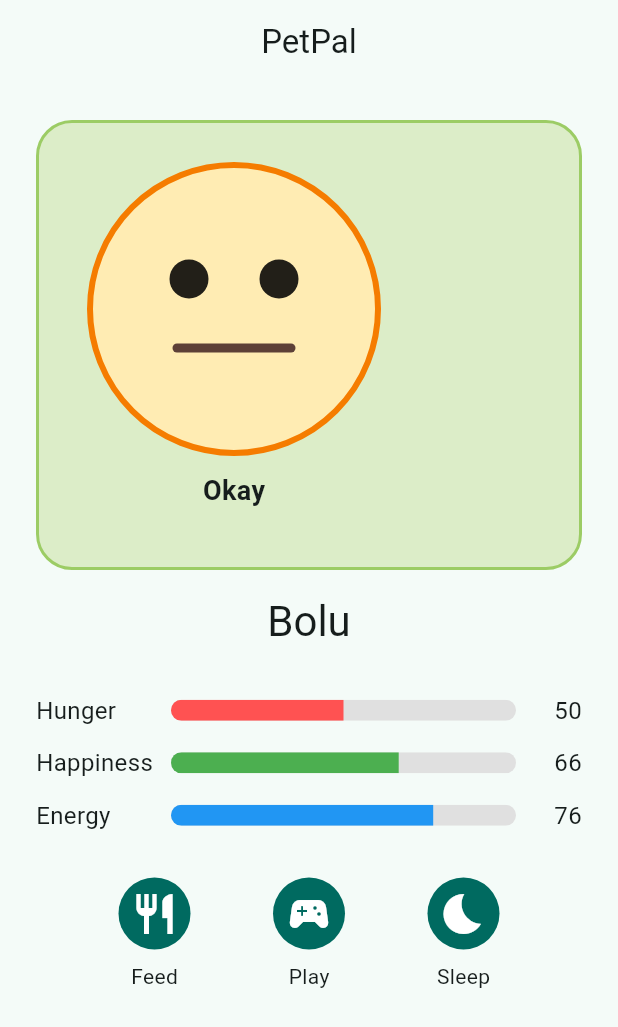
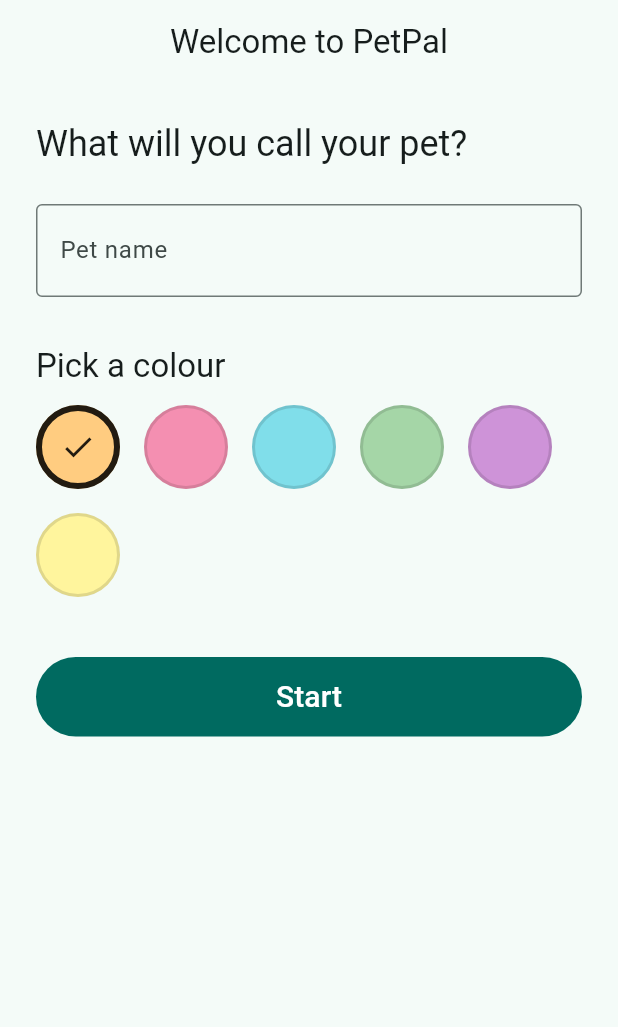
Before and after one commit to Azag3077/PetPal, a Flutter app: the screen it shows after launch, on a phone screen of 412 x 824 dp. Shown: the top 1027 px of the screen. Run offline on Flutter 3.47's test engine with Material 3 defaults, Android fonts, the phone set to English and light mode, and no system bars.

Commit message:
Lesson 09: Name Your Pet

```diff
--- a/lib/main.dart
+++ b/lib/main.dart
@@ -1,6 +1,7 @@
 import 'package:flutter/material.dart';
 
 import 'screens/home_screen.dart';
+import 'screens/name_screen.dart';
 
 /// This is the very first line of code that runs when the app starts.
 /// It tells Flutter: "please put PetPalApp on the screen".
@@ -21,7 +22,43 @@ class PetPalApp extends StatelessWidget {
         colorSchemeSeed: Colors.teal,
         useMaterial3: true,
       ),
-      home: const HomeScreen(),
+      home: const PetPalRoot(),
     );
   }
 }
+
+/// Decides which screen to show.
+///
+/// Before the player has named a pet we show the NameScreen. Once they have,
+/// we keep their answers here and show the HomeScreen instead.
+///
+/// This is the simplest possible way to swap screens: one `if`. In the next
+/// lesson we will do it properly with Flutter's Navigator.
+class PetPalRoot extends StatefulWidget {
+  const PetPalRoot({super.key});
+
+  @override
+  State<PetPalRoot> createState() => _PetPalRootState();
+}
+
+class _PetPalRootState extends State<PetPalRoot> {
+  /// Null until the player has named their pet.
+  String? _petName;
+  Color? _petColor;
+
+  @override
+  Widget build(BuildContext context) {
+    if (_petName == null || _petColor == null) {
+      return NameScreen(
+        onReady: (name, color) {
+          setState(() {
+            _petName = name;
+            _petColor = color;
+          });
+        },
+      );
+    }
+
+    return HomeScreen(petName: _petName!, petColor: _petColor!);
+  }
+}
--- a/lib/screens/home_screen.dart
+++ b/lib/screens/home_screen.dart
@@ -8,8 +8,21 @@ import '../widgets/stat_bar.dart';
 
 /// The main screen of the app.
 /// It owns one Pet object and draws whatever that pet's numbers say.
+///
+/// The name and colour are not decided here any more — they arrive from the
+/// NameScreen, through the constructor.
 class HomeScreen extends StatefulWidget {
-  const HomeScreen({super.key});
+  const HomeScreen({
+    super.key,
+    required this.petName,
+    required this.petColor,
+  });
+
+  /// The name the player typed in.
+  final String petName;
+
+  /// The colour the player picked.
+  final Color petColor;
 
   @override
   State<HomeScreen> createState() => _HomeScreenState();
@@ -18,7 +31,10 @@ class HomeScreen extends StatefulWidget {
 /// As well as showing the pet, this screen now keeps a clock running so time
 /// passes even when the player does nothing.
 class _HomeScreenState extends State<HomeScreen> {
-  final Pet pet = Pet(name: 'Bolu');
+  /// `late` means "I promise to fill this in before anyone reads it".
+  /// We cannot build the pet on this line because we need `widget.petName`,
+  /// and `widget` is only ready once `initState` runs.
+  late final Pet pet;
 
   /// Our repeating clock. It may be null before the screen is ready,
   /// which is why the type has a `?` on the end.
@@ -36,6 +52,7 @@ class _HomeScreenState extends State<HomeScreen> {
   @override
   void initState() {
     super.initState();
+    pet = Pet(name: widget.petName);
     _clock = Timer.periodic(const Duration(seconds: 3), (timer) {
       setState(() => pet.tick());
       _warnIfStarving();
@@ -84,6 +101,7 @@ class _HomeScreenState extends State<HomeScreen> {
             // The pet now lives on a patch of grass it can be dragged around.
             PlayArea(
               mood: pet.mood,
+              baseColor: widget.petColor,
               shakeCount: _shakeCount,
               onPetTapped: () => setState(() => pet.giggle()),
             ),
--- /dev/null
+++ b/lib/screens/name_screen.dart
@@ -0,0 +1,182 @@
+import 'package:flutter/material.dart';
+
+/// The colours a player is allowed to choose for their pet.
+/// A top-level `const` list like this is a tidy place to keep choices.
+const List<Color> petColors = [
+  Color(0xFFFFCC80), // orange
+  Color(0xFFF48FB1), // pink
+  Color(0xFF80DEEA), // cyan
+  Color(0xFFA5D6A7), // green
+  Color(0xFFCE93D8), // purple
+  Color(0xFFFFF59D), // yellow
+];
+
+/// The first screen the player sees: "what will you call your pet?"
+///
+/// It collects a name and a colour, checks they make sense, and then hands
+/// them over to whoever asked for them.
+class NameScreen extends StatefulWidget {
+  const NameScreen({super.key, required this.onReady});
+
+  /// Called once the player has typed a good name and pressed Start.
+  /// The screen does not know what happens next — it just reports the answer.
+  final void Function(String name, Color color) onReady;
+
+  @override
+  State<NameScreen> createState() => _NameScreenState();
+}
+
+/// Holds the text being typed and the colour that is currently chosen.
+class _NameScreenState extends State<NameScreen> {
+  /// A key is like a name tag we pin on the Form so we can find it later and
+  /// ask it "are all your fields filled in correctly?"
+  final _formKey = GlobalKey<FormState>();
+
+  /// A controller is the box the typed letters live in. We can read it any
+  /// time with `_nameController.text`.
+  final _nameController = TextEditingController();
+
+  /// Which colour is chosen right now. We start on the first one.
+  Color _chosenColor = petColors.first;
+
+  /// Controllers must be disposed, just like timers and animation
+  /// controllers. Same rule, third time we have met it.
+  @override
+  void dispose() {
+    _nameController.dispose();
+    super.dispose();
+  }
+
+  /// Checks one name and returns an error message, or null if it is fine.
+  /// Returning `null` is how a validator says "this is good".
+  String? _checkName(String? value) {
+    final name = (value ?? '').trim();
+
+    if (name.isEmpty) {
+      return 'Your pet needs a name!';
+    }
+    if (name.length > 12) {
+      return 'That is too long — 12 letters at most.';
+    }
+    return null;
+  }
+
+  /// Runs when Start is pressed.
+  void _submit() {
+    // `validate()` runs every validator in the Form. It returns true only if
+    // they all said null.
+    if (_formKey.currentState!.validate()) {
+      widget.onReady(_nameController.text.trim(), _chosenColor);
+    }
+  }
+
+  @override
+  Widget build(BuildContext context) {
+    return Scaffold(
+      appBar: AppBar(
+        title: const Text('Welcome to PetPal'),
+        centerTitle: true,
+      ),
+      body: SingleChildScrollView(
+        padding: const EdgeInsets.all(24),
+        child: Form(
+          key: _formKey,
+          child: Column(
+            crossAxisAlignment: CrossAxisAlignment.start,
+            children: [
+              Text(
+                'What will you call your pet?',
+                style: Theme.of(context).textTheme.headlineSmall,
+              ),
+              const SizedBox(height: 24),
+              TextFormField(
+                controller: _nameController,
+                // The on-screen keyboard shows a "done" key instead of enter.
+                textInputAction: TextInputAction.done,
+                onFieldSubmitted: (_) => _submit(),
+                validator: _checkName,
+                style: const TextStyle(fontSize: 20),
+                decoration: const InputDecoration(
+                  labelText: 'Pet name',
+                  hintText: 'Bolu',
+                  border: OutlineInputBorder(),
+                ),
+              ),
+              const SizedBox(height: 32),
+              Text(
+                'Pick a colour',
+                style: Theme.of(context).textTheme.titleLarge,
+              ),
+              const SizedBox(height: 12),
+              // One tappable circle per colour. `Wrap` moves them onto a new
+              // line if the phone is narrow.
+              Wrap(
+                spacing: 16,
+                runSpacing: 16,
+                children: [
+                  for (final color in petColors)
+                    _ColorChoice(
+                      // A key is a label Flutter (and our tests) can use to
+                      // tell one circle from another.
+                      key: ValueKey(color),
+                      color: color,
+                      chosen: color == _chosenColor,
+                      onTap: () => setState(() => _chosenColor = color),
+                    ),
+                ],
+              ),
+              const SizedBox(height: 40),
+              SizedBox(
+                width: double.infinity,
+                child: FilledButton(
+                  onPressed: _submit,
+                  child: const Padding(
+                    padding: EdgeInsets.all(12),
+                    child: Text('Start', style: TextStyle(fontSize: 20)),
+                  ),
+                ),
+              ),
+            ],
+          ),
+        ),
+      ),
+    );
+  }
+}
+
+/// One coloured circle the player can tap. It grows a dark ring and a tick
+/// when it is the chosen one.
+class _ColorChoice extends StatelessWidget {
+  const _ColorChoice({
+    super.key,
+    required this.color,
+    required this.chosen,
+    required this.onTap,
+  });
+
+  final Color color;
+  final bool chosen;
+  final VoidCallback onTap;
+
+  @override
+  Widget build(BuildContext context) {
+    return GestureDetector(
+      onTap: onTap,
+      child: Container(
+        width: 56,
+        height: 56,
+        decoration: BoxDecoration(
+          color: color,
+          shape: BoxShape.circle,
+          border: Border.all(
+            color: chosen ? Colors.black87 : Colors.black12,
+            width: chosen ? 4 : 2,
+          ),
+        ),
+        child: chosen
+            ? const Icon(Icons.check, color: Colors.black87)
+            : null,
+      ),
+    );
+  }
+}
--- a/lib/widgets/pet_painter.dart
+++ b/lib/widgets/pet_painter.dart
@@ -29,8 +29,10 @@ class PetPainter extends CustomPainter {
       ..color = bodyColor
       ..style = PaintingStyle.fill;
 
+    // The outline is just the body colour mixed 40% of the way to black, so
+    // it always matches whatever colour the player chose.
     final outline = Paint()
-      ..color = Colors.orange.shade700
+      ..color = Color.lerp(bodyColor, Colors.black, 0.4)!
       ..style = PaintingStyle.stroke
       ..strokeWidth = 4;
 
--- a/lib/widgets/pet_view.dart
+++ b/lib/widgets/pet_view.dart
@@ -11,10 +11,19 @@ import 'pet_painter.dart';
 /// [PetPainter]. This widget's job is to pick the colour, run the
 /// animations, and hand the painter a canvas to draw on.
 class PetView extends StatefulWidget {
-  const PetView({super.key, required this.mood, this.shakeCount = 0});
+  const PetView({
+    super.key,
+    required this.mood,
+    this.baseColor = const Color(0xFFFFCC80),
+    this.shakeCount = 0,
+  });
 
   /// How the pet is feeling right now.
   final Mood mood;
+
+  /// The colour the player chose on the name screen. The mood then tints it:
+  /// bright when happy, washed out when sad.
+  final Color baseColor;
 
   /// A counter that goes up by one every time the pet is fed.
   /// We do not care about the number — we only care that it *changed*,
@@ -87,18 +96,20 @@ class _PetViewState extends State<PetView> with TickerProviderStateMixin {
     }
   }
 
-  /// Picks the body colour for each mood.
+  /// Picks the body colour: the player's colour, tinted by the mood.
+  ///
+  /// `Color.lerp(a, b, 0.4)` means "mix a and b, 40% of the way towards b".
   /// A `switch` on an enum is neat: the compiler checks we covered every mood.
   Color get _bodyColor {
     switch (widget.mood) {
       case Mood.happy:
-        return Colors.orange.shade200;
+        return widget.baseColor;
       case Mood.okay:
-        return Colors.amber.shade100;
+        return Color.lerp(widget.baseColor, Colors.white, 0.3)!;
       case Mood.sad:
-        return Colors.blueGrey.shade200;
+        return Color.lerp(widget.baseColor, Colors.blueGrey, 0.5)!;
       case Mood.sleepy:
-        return Colors.indigo.shade100;
+        return Color.lerp(widget.baseColor, Colors.indigo.shade200, 0.4)!;
     }
   }
 
--- a/lib/widgets/play_area.dart
+++ b/lib/widgets/play_area.dart
@@ -11,12 +11,16 @@ class PlayArea extends StatefulWidget {
   const PlayArea({
     super.key,
     required this.mood,
+    required this.baseColor,
     required this.shakeCount,
     required this.onPetTapped,
   });
 
   /// Passed straight through to the pet.
   final Mood mood;
+
+  /// The colour the player chose. Passed straight through to the pet.
+  final Color baseColor;
 
   /// Passed straight through to the pet.
   final int shakeCount;
@@ -80,6 +84,7 @@ class _PlayAreaState extends State<PlayArea> {
                   onTap: widget.onPetTapped,
                   child: PetView(
                     mood: widget.mood,
+                    baseColor: widget.baseColor,
                     shakeCount: widget.shakeCount,
                   ),
                 ),
```
Also changed, not shown: 3 other files.
